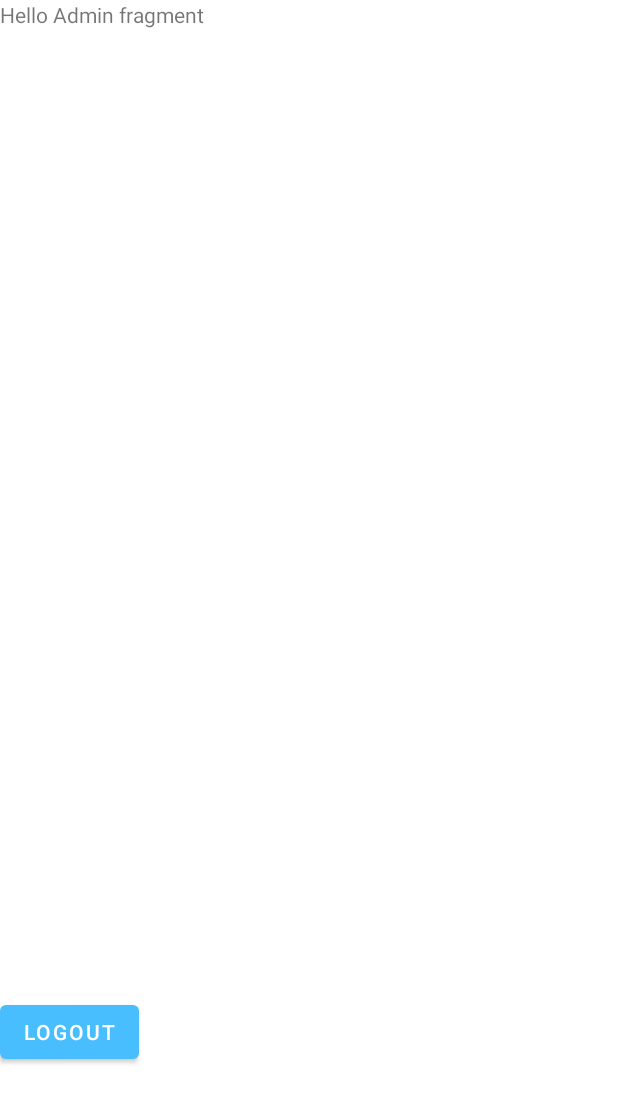
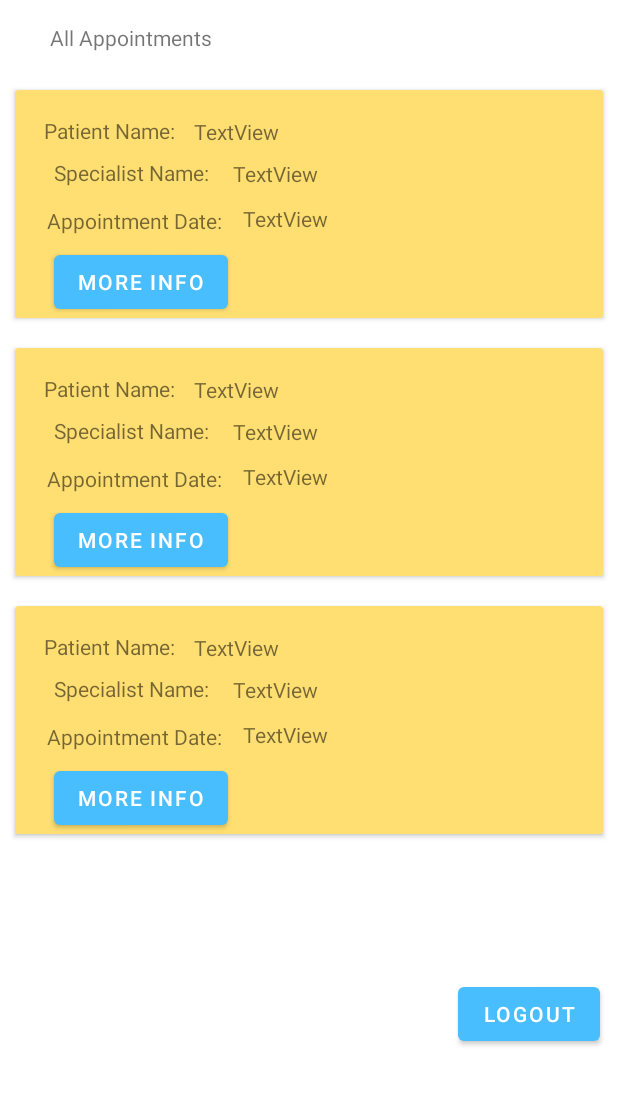
Before and after one commit to parthppc/FinalProjectLetMeBook, an Android app: the layout fragment_admin.xml on its own in the app's theme, with its tools: preview values and no code run, on a phone screen of 412 x 824 dp. Shown: the top 1103 px of the screen. Run offline under Robolectric (Android 15) with nearby library versions, the phone set to English and light mode, and no system bars.

Commit message:
Admin Fragment added where all appointments are fetched on the admin console. Admin item and admin recycle view added.

```diff
--- /dev/null
+++ b/app/src/main/java/project/st991591950/dhruvparthtapasvi/admin/AdminItem.kt
@@ -0,0 +1,3 @@
+package project.st991591950.dhruvparthtapasvi.admin
+
+class AdminList (val patientName: String? = null, val sName: String? = null, val appointmentDate: String? = null,)
--- /dev/null
+++ b/app/src/main/res/layout/admin_item.xml
@@ -0,0 +1,87 @@
+<?xml version="1.0" encoding="utf-8"?>
+<androidx.cardview.widget.CardView xmlns:android="http://schemas.android.com/apk/res/android"
+    xmlns:card_view="http://schemas.android.com/apk/res-auto"
+    android:layout_width="match_parent"
+    android:layout_height="wrap_content"
+    android:layout_margin="10dp"
+    card_view:cardBackgroundColor="@color/cardColor" >
+
+    <RelativeLayout
+        android:id="@+id/adminCard"
+        android:layout_width="match_parent"
+        android:layout_height="wrap_content">
+
+
+        <TextView
+            android:id="@+id/textView4"
+            android:layout_width="wrap_content"
+            android:layout_height="wrap_content"
+            android:layout_alignParentStart="true"
+            android:layout_alignParentTop="true"
+            android:layout_marginStart="19dp"
+            android:layout_marginTop="17dp"
+            android:text="Patient Name:" />
+
+        <TextView
+            android:id="@+id/textView_patientName"
+            android:layout_width="wrap_content"
+            android:layout_height="wrap_content"
+            android:layout_alignParentStart="true"
+            android:layout_alignParentTop="true"
+            android:layout_marginStart="119dp"
+            android:layout_marginTop="18dp"
+            android:text="TextView" />
+
+        <TextView
+            android:id="@+id/textView14"
+            android:layout_width="wrap_content"
+            android:layout_height="wrap_content"
+            android:layout_alignParentStart="true"
+            android:layout_alignParentTop="true"
+            android:layout_marginStart="26dp"
+            android:layout_marginTop="45dp"
+            android:text="Specialist Name:" />
+
+        <TextView
+            android:id="@+id/textView_SpecialistName"
+            android:layout_width="wrap_content"
+            android:layout_height="wrap_content"
+            android:layout_alignParentStart="true"
+            android:layout_alignParentTop="true"
+            android:layout_marginStart="145dp"
+            android:layout_marginTop="46dp"
+            android:text="TextView" />
+
+        <TextView
+            android:id="@+id/textView13"
+            android:layout_width="wrap_content"
+            android:layout_height="wrap_content"
+            android:layout_alignParentStart="true"
+            android:layout_alignParentTop="true"
+            android:layout_marginStart="21dp"
+            android:layout_marginTop="77dp"
+            android:text="Appointment Date:" />
+
+        <TextView
+            android:id="@+id/textView_AppointmentDate"
+            android:layout_width="wrap_content"
+            android:layout_height="wrap_content"
+            android:layout_alignParentStart="true"
+            android:layout_alignParentTop="true"
+            android:layout_marginStart="152dp"
+            android:layout_marginTop="76dp"
+            android:text="TextView" />
+
+        <Button
+            android:id="@+id/button2"
+            android:layout_width="wrap_content"
+            android:layout_height="wrap_content"
+            android:layout_alignParentStart="true"
+            android:layout_alignParentTop="true"
+            android:layout_marginStart="26dp"
+            android:layout_marginTop="104dp"
+            android:text="More Info" />
+
+    </RelativeLayout>
+
+</androidx.cardview.widget.CardView>
--- a/app/src/main/res/layout/fragment_admin.xml
+++ b/app/src/main/res/layout/fragment_admin.xml
@@ -1,29 +1,49 @@
 <?xml version="1.0" encoding="utf-8"?>
 <ScrollView xmlns:android="http://schemas.android.com/apk/res/android"
+    xmlns:app="http://schemas.android.com/apk/res-auto"
+    xmlns:tools="http://schemas.android.com/tools"
     android:layout_width="match_parent"
-    android:layout_height="match_parent">
+    android:layout_height="match_parent"
+    tools:context="project.st991591950.dhruvparthtapasvi.admin.AdminFragment">
 
-    <RelativeLayout xmlns:app="http://schemas.android.com/apk/res-auto"
-        xmlns:tools="http://schemas.android.com/tools"
-        android:id="@+id/frameLayout2"
+    <RelativeLayout
         android:layout_width="match_parent"
-        android:layout_height="match_parent"
-        tools:context=".AdminFragment">
+        android:layout_height="wrap_content"
+        tools:context=".admin.AdminFragment">
 
-        <!-- TODO: Update blank fragment layout -->
         <TextView
             android:id="@+id/textView"
             android:layout_width="wrap_content"
             android:layout_height="wrap_content"
-            android:text="@string/hello_blank_fragment"
+            android:layout_alignParentStart="true"
+            android:layout_alignParentTop="true"
+            android:layout_marginStart="33dp"
+            android:layout_marginTop="15dp"
+            android:text="All Appointments"
             app:layout_constraintStart_toStartOf="parent"
             app:layout_constraintTop_toTopOf="parent" />
+
+        <androidx.recyclerview.widget.RecyclerView
+            android:id="@+id/recycleView"
+            android:layout_width="match_parent"
+            android:layout_height="match_parent"
+            android:layout_alignParentTop="true"
+            android:layout_alignParentEnd="true"
+            android:layout_marginTop="50dp"
+            android:layout_marginEnd="0dp"
+            tools:listitem="@layout/admin_item" />
+
 
         <Button
             android:id="@+id/btnLogout"
             android:layout_width="wrap_content"
             android:layout_height="wrap_content"
-            android:layout_marginTop="664dp"
+            android:layout_alignParentStart="true"
+            android:layout_alignParentTop="true"
+            android:layout_alignParentEnd="true"
+            android:layout_marginStart="305dp"
+            android:layout_marginTop="652dp"
+            android:layout_marginEnd="12dp"
             android:text="Logout"
             app:layout_constraintEnd_toEndOf="parent"
             app:layout_constraintStart_toStartOf="parent"
--- a/app/src/main/res/navigation/nav_graph.xml
+++ b/app/src/main/res/navigation/nav_graph.xml
@@ -48,7 +48,7 @@
 
     <fragment
         android:id="@+id/adminFragment"
-        android:name="project.st991591950.dhruvparthtapasvi.AdminFragment"
+        android:name="project.st991591950.dhruvparthtapasvi.admin.AdminFragment"
         android:label="fragment_admin"
         tools:layout="@layout/fragment_admin" >
         <action
--- a/app/src/main/res/values-land/strings.xml
+++ b/app/src/main/res/values-land/strings.xml
@@ -4,4 +4,5 @@
     <string name="home_fragment_label">Home</string>
     <string name="login_fragment_label">Login</string>
     <string name="profile_fragment_label">Profile</string>
+    <string name="admin_fragment_label">Admin Console</string>
 </resources>
--- a/app/src/main/res/values/strings.xml
+++ b/app/src/main/res/values/strings.xml
@@ -23,7 +23,7 @@
     <string name="profile_fragment_label">Profile</string>
 
     <string name="selected_item">Selected Time:</string>
-
+    <string name="admin_fragment_label">Admin Console</string>
 
 
 </resources>
```
Also changed, not shown: app/src/main/java/project/st991591950/dhruvparthtapasvi/AdminFragment.kt (deleted, +0 -47 lines), app/src/main/java/project/st991591950/dhruvparthtapasvi/admin/AdminFragment.kt (added, +105 -0 lines), app/src/main/java/project/st991591950/dhruvparthtapasvi/admin/AdminRecycleView.kt (added, +33 -0 lines).
